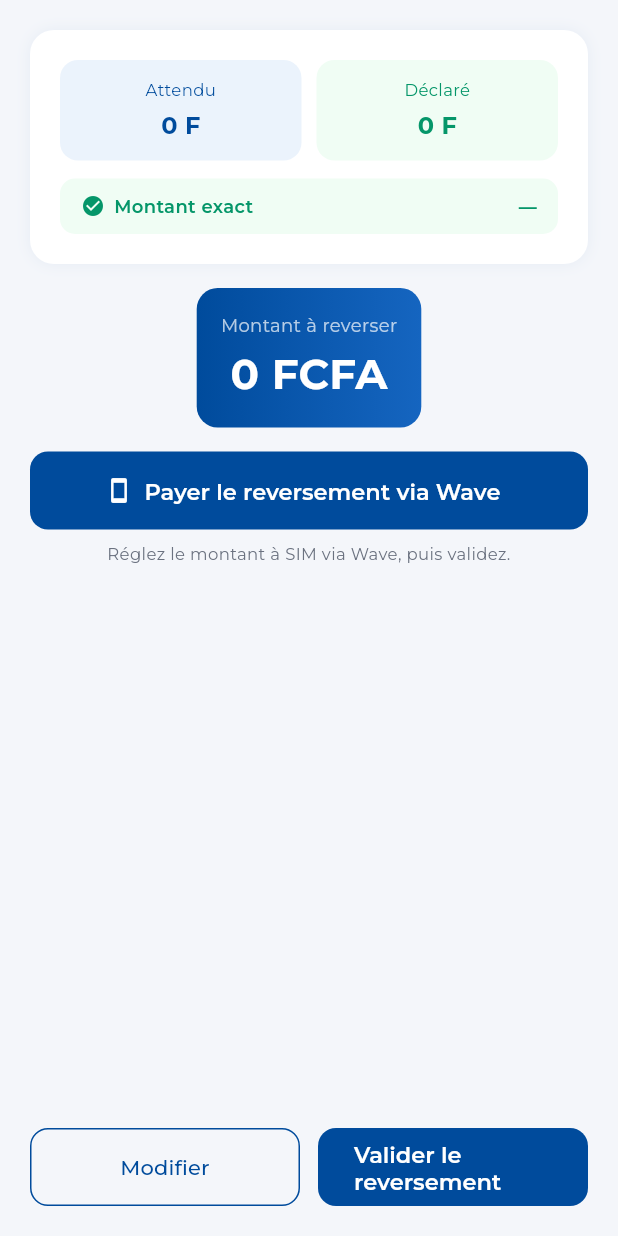
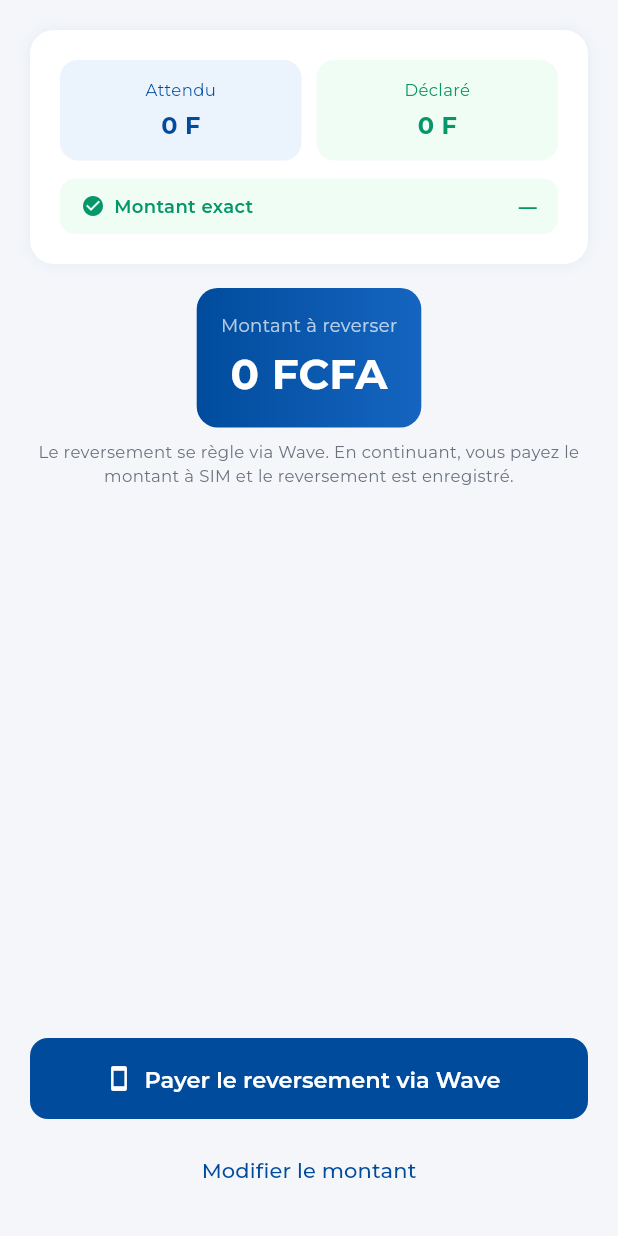
Before and after one commit to SIM-ASSURANCES/collecteApp, a Flutter app: the _EtapeConfirmation widget shown alone on an empty page, opened directly with empty values, on a phone screen of 412 x 824 dp. Run offline on Flutter 3.47's test engine with Material 3 defaults, Android fonts, the phone set to English and light mode, and no system bars; our stand-ins replace connectivity_plus, dio, flutter_riverpod, flutter_secure_storage, go_router, google_fonts and 3 more; accounts and stored records are empty; network calls fail.

Commit message:
feat: Wave-only reversement, remove manual validation
Fix Wave indisponible on Android 11+: declare http/https queries in
AndroidManifest and launch the Wave URL directly (drop canLaunchUrl which
returns false under package-visibility restrictions).

Reversement is now settled exclusively through Wave: one action creates
the checkout session, opens Wave and records the reversement with its
reference. The separate manual validation button is removed on mobile and
web. Frontend v10.

Co-Authored-By: Claude Fable 5 <noreply@anthropic.com>

```diff
--- a/collectapp-mobile/lib/features/reversement/reversement_screen.dart
+++ b/collectapp-mobile/lib/features/reversement/reversement_screen.dart
@@ -42,52 +42,46 @@ class _ReversementScreenState extends ConsumerState<ReversementScreen> {
   bool _soumis    = false;
   bool _loading   = false;
   bool _historique = false;
-  bool _wavePaye  = false;       // le commercial a ouvert/réglé via Wave
-  bool _waveLoading = false;
   Map<String, dynamic>? _result;
 
   @override
   void dispose() { _ctrl.dispose(); _waveCtrl.dispose(); super.dispose(); }
 
-  // Crée une session Wave pour le montant et ouvre l'app/lien Wave
-  Future<void> _payerViaWave(double montant) async {
-    setState(() => _waveLoading = true);
-    try {
-      final dio  = ref.read(dioProvider);
-      final resp = await dio.post('/reversements/wave-session', data: {'montant': montant});
-      final url  = resp.data['wave_launch_url'] as String?;
-      if (url != null && await canLaunchUrl(Uri.parse(url))) {
-        await launchUrl(Uri.parse(url), mode: LaunchMode.externalApplication);
-        setState(() => _wavePaye = true);
-      } else {
-        throw Exception('lien indisponible');
-      }
-    } catch (e) {
-      if (mounted) ScaffoldMessenger.of(context).showSnackBar(
-        const SnackBar(content: Text('Wave indisponible — vous pouvez valider manuellement')));
-    } finally {
-      if (mounted) setState(() => _waveLoading = false);
-    }
-  }
-
-  Future<void> _soumettre(double montantAttendu) async {
+  // Paiement Wave OBLIGATOIRE : crée la session, ouvre Wave, puis enregistre le reversement
+  Future<void> _payerEtReverser(double montantAttendu) async {
     final declare = double.tryParse(_ctrl.text) ?? 0;
     final wave    = _waveCtrl.text.trim();
     if (declare <= 0) return;
     setState(() => _loading = true);
     try {
-      final dio  = ref.read(dioProvider);
+      final dio = ref.read(dioProvider);
+
+      // 1) Créer la session de paiement Wave
+      final sess = await dio.post('/reversements/wave-session', data: {'montant': declare});
+      final url  = sess.data['wave_launch_url'] as String?;
+      final sid  = sess.data['id'] as String?;
+      if (url == null) throw Exception('Lien Wave indisponible');
+
+      // 2) Ouvrir Wave (lancement direct, sans canLaunchUrl qui échoue sur Android 11+)
+      final ok = await launchUrl(Uri.parse(url), mode: LaunchMode.externalApplication);
+      if (!ok) throw Exception('Impossible d\'ouvrir Wave');
+
+      // 3) Enregistrer le reversement (référence Wave incluse)
       final resp = await dio.post('/reversements', data: {
         'montant_declare': declare,
         'montant_attendu': montantAttendu,
-        'numero_wave': wave,
+        'numero_wave': wave.isNotEmpty ? wave : sid,
       });
       ref.invalidate(mesReversementsProvider);
-      setState(() { _result = Map<String, dynamic>.from(resp.data as Map); _soumis = true; _loading = false; });
+      if (mounted) {
+        setState(() { _result = Map<String, dynamic>.from(resp.data as Map); _soumis = true; _loading = false; });
+      }
     } catch (e) {
-      setState(() => _loading = false);
-      if (mounted) ScaffoldMessenger.of(context).showSnackBar(
-        const SnackBar(content: Text('Erreur lors de la soumission')));
+      if (mounted) {
+        setState(() => _loading = false);
+        ScaffoldMessenger.of(context).showSnackBar(
+          const SnackBar(content: Text('Paiement Wave impossible. Vérifiez votre connexion et réessayez.')));
+      }
     }
   }
 
@@ -131,10 +125,8 @@ class _ReversementScreenState extends ConsumerState<ReversementScreen> {
               if (_confirme) return _EtapeConfirmation(
                 attendu: attendu, declare: declare, ecart: ecart, loading: _loading,
                 numeroWave: _waveCtrl.text.trim(),
-                wavePaye: _wavePaye, waveLoading: _waveLoading,
-                onPayerWave: () => _payerViaWave(declare),
-                onModifier: () => setState(() { _confirme = false; _wavePaye = false; }),
-                onSoumettre: () => _soumettre(attendu),
+                onModifier: () => setState(() => _confirme = false),
+                onPayerEtReverser: () => _payerEtReverser(attendu),
               );
 
               return SingleChildScrollView(
@@ -245,12 +237,12 @@ class _ReversementScreenState extends ConsumerState<ReversementScreen> {
 
 class _EtapeConfirmation extends StatelessWidget {
   final double attendu, declare, ecart;
-  final bool loading, wavePaye, waveLoading;
+  final bool loading;
   final String numeroWave;
-  final VoidCallback onModifier, onSoumettre, onPayerWave;
+  final VoidCallback onModifier, onPayerEtReverser;
   const _EtapeConfirmation({required this.attendu, required this.declare, required this.ecart,
-      required this.loading, required this.numeroWave, required this.wavePaye, required this.waveLoading,
-      required this.onPayerWave, required this.onModifier, required this.onSoumettre});
+      required this.loading, required this.numeroWave,
+      required this.onModifier, required this.onPayerEtReverser});
 
   @override
   Widget build(BuildContext context) => Padding(
@@ -297,49 +289,30 @@ class _EtapeConfirmation extends StatelessWidget {
           ]),
         ),
       ],
-      const SizedBox(height: 16),
-      // Étape 1 : payer le montant à SIM via Wave
+      const SizedBox(height: 8),
+      const Text(
+        'Le reversement se règle via Wave. En continuant, vous payez le montant à SIM et le reversement est enregistré.',
+        style: TextStyle(fontSize: 11, color: SimColors.textSecondary),
+        textAlign: TextAlign.center,
+      ),
+      const Spacer(),
+      // Paiement Wave obligatoire (plus de validation manuelle)
       SizedBox(
         width: double.infinity,
         child: ElevatedButton.icon(
-          onPressed: waveLoading ? null : onPayerWave,
-          style: ElevatedButton.styleFrom(
-            backgroundColor: wavePaye ? SimColors.success : SimColors.blue,
-            minimumSize: const Size(0, 52),
-          ),
-          icon: waveLoading
+          onPressed: loading ? null : onPayerEtReverser,
+          style: ElevatedButton.styleFrom(minimumSize: const Size(0, 54)),
+          icon: loading
               ? const SizedBox(height: 18, width: 18, child: CircularProgressIndicator(color: Colors.white, strokeWidth: 2))
-              : Icon(wavePaye ? Icons.check_circle : Icons.smartphone),
-          label: Text(wavePaye ? 'Paiement Wave effectué' : 'Payer le reversement via Wave'),
+              : const Icon(Icons.smartphone),
+          label: Text(loading ? 'Ouverture de Wave…' : 'Payer le reversement via Wave'),
         ),
       ),
-      const SizedBox(height: 8),
-      Text(
-        wavePaye
-            ? 'Vous pouvez maintenant valider le reversement.'
-            : 'Réglez le montant à SIM via Wave, puis validez.',
-        style: const TextStyle(fontSize: 11, color: SimColors.textSecondary),
-        textAlign: TextAlign.center,
+      const SizedBox(height: 10),
+      TextButton(
+        onPressed: loading ? null : onModifier,
+        child: const Text('Modifier le montant'),
       ),
-      const Spacer(),
-      Row(children: [
-        Expanded(child: OutlinedButton(
-          onPressed: onModifier,
-          style: OutlinedButton.styleFrom(
-            minimumSize: const Size(0, 52),
-            side: const BorderSide(color: SimColors.blue),
-            shape: RoundedRectangleBorder(borderRadius: BorderRadius.circular(12)),
-          ),
-          child: const Text('Modifier'),
-        )),
-        const SizedBox(width: 12),
-        Expanded(child: ElevatedButton(
-          onPressed: loading ? null : onSoumettre,
-          child: loading
-              ? const SizedBox(height: 18, width: 18, child: CircularProgressIndicator(color: Colors.white, strokeWidth: 2))
-              : const Text('Valider le reversement'),
-        )),
-      ]),
     ]),
   );
 }
```
Also changed, not shown: 3 other files.
